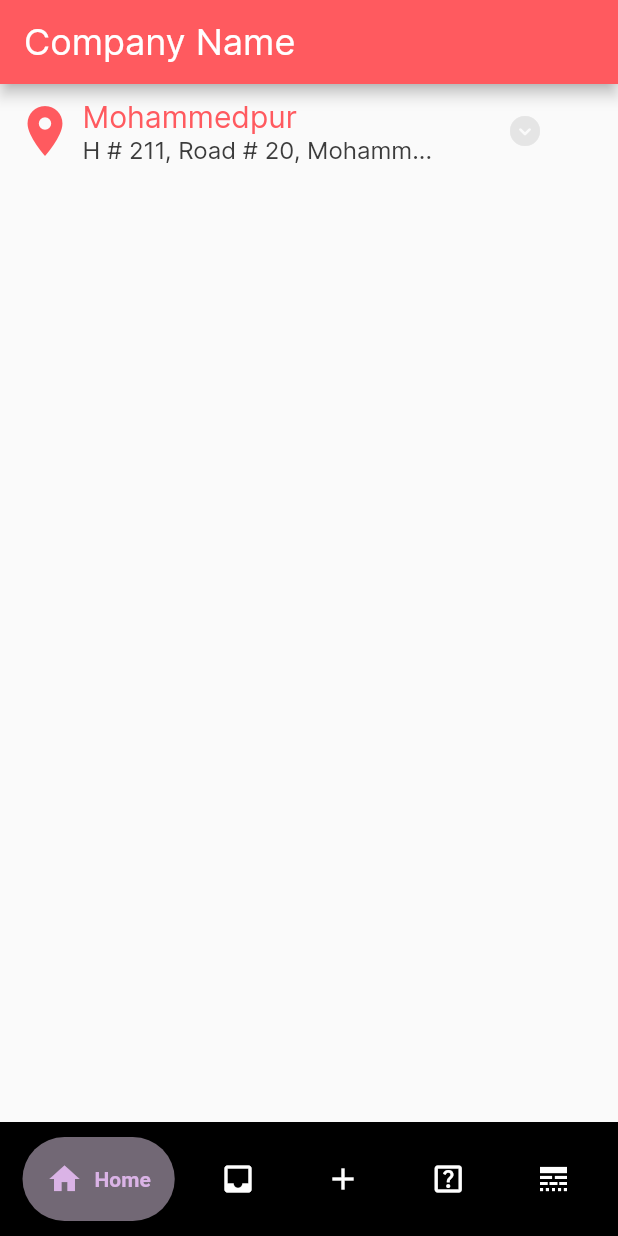
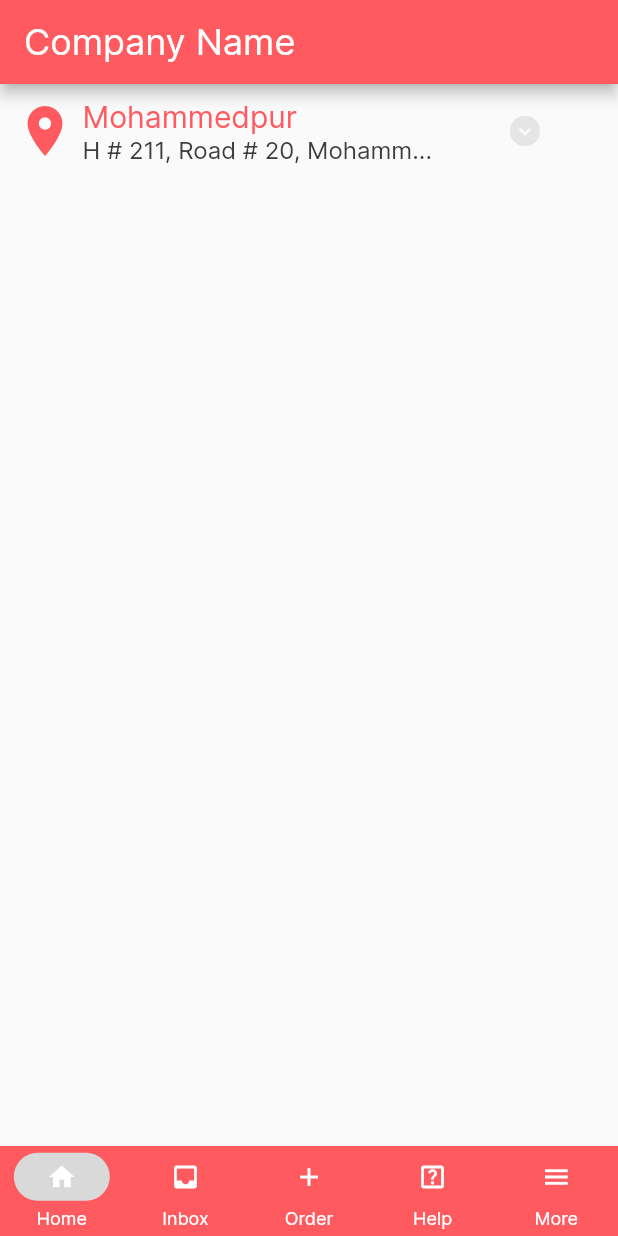
Before and after one commit to efaz-wid2022/Demo.xyz, a Flutter app: the screen it shows after launch, on a phone screen of 412 x 824 dp. Run offline on Flutter 3.47's test engine with Material 2 defaults, Android fonts, the phone set to English and light mode, and no system bars; drawn by our look-alikes of google_nav_bar; our stand-ins replace responsive_sizer.

Commit message:
demo.xyz

```diff
--- a/lib/main.dart
+++ b/lib/main.dart
@@ -103,40 +103,87 @@ class _DemoXyzState extends State<DemoXyz> {
         ),
       ),
       //Navbar
-      bottomNavigationBar: Container(
-        color: Colors.black,
-        child: Padding(
-          padding: EdgeInsets.symmetric(horizontal: 15, vertical: 10),
-          child: GNav(
-            gap: 8,
-            backgroundColor: Colors.black,
-            color: Colors.white,
-            activeColor: Color(0xFFdab3e6),
-            tabBackgroundColor: Color(0xFF726875),
-            padding: EdgeInsets.all(16),
-            tabs: [
-              GButton(
-                icon: Icons.home,
-                text: "Home",
+      // bottomNavigationBar: Container(
+      //   color: Colors.black,
+      //   child: Padding(
+      //     padding: EdgeInsets.symmetric(horizontal: 15, vertical: 10),
+      //     child: GNav(
+      //       gap: 8,
+      //       backgroundColor: Colors.black,
+      //       color: Colors.white,
+      //       activeColor: Color(0xFFdab3e6),
+      //       tabBackgroundColor: Color(0xFF726875),
+      //       padding: EdgeInsets.all(16),
+      //       tabs: [
+      //         GButton(
+      //           icon: Icons.home,
+      //           text: "Home",
+      //         ),
+      //         GButton(
+      //           icon: Icons.inbox,
+      //           text: "Inbox",
+      //         ),
+      //         GButton(
+      //           icon: Icons.add,
+      //           text: "Orders",
+      //         ),
+      //         GButton(
+      //           icon: Icons.help_center_outlined,
+      //           text: "help",
+      //         ),
+      //         GButton(
+      //           icon: Icons.line_style_sharp,
+      //           text: "More",
+      //         ),
+      //       ],
+      //     ),
+      //   ),
+      // ),
+
+      bottomNavigationBar: NavigationBarTheme(
+        data: NavigationBarThemeData(
+          iconTheme: MaterialStateProperty.all(
+              IconThemeData(
+                color: Color(0xFFFFFFFF),
+                size: 20,
               ),
-              GButton(
-                icon: Icons.inbox,
-                text: "Inbox",
-              ),
-              GButton(
-                icon: Icons.add,
-                text: "Orders",
-              ),
-              GButton(
-                icon: Icons.help_center_outlined,
-                text: "help",
-              ),
-              GButton(
-                icon: Icons.line_style_sharp,
-                text: "More",
-              ),
-            ],
           ),
+          indicatorColor: Color(0xFFD9D9D9),
+          labelTextStyle: MaterialStateProperty.all(
+            TextStyle(
+              fontSize: 12,
+              fontFamily: "InterR",
+              fontWeight: FontWeight.normal,
+              color: Color(0xFFFFFFFF)
+            ),
+
+          ),
+        ),
+        child: NavigationBar(
+          height: 60,
+          backgroundColor: Color(0xFFFF5A5F),
+          destinations: [
+            NavigationDestination(
+              icon: Icon(Icons.home),
+              label: "Home",
+            ),
+            NavigationDestination(
+              icon: Icon(Icons.inbox),
+              label: "Inbox",
+            ),
+            NavigationDestination(
+              icon: Icon(Icons.add),
+              label: "Order",
+            ),
+            NavigationDestination(
+              icon: Icon(Icons.help_center_outlined),
+              label: "Help",
+            ),
+            NavigationDestination(
+              icon: Icon(Icons.menu),
+              label: "More",
+            ),
+          ],
         ),
       ),
     );
```
